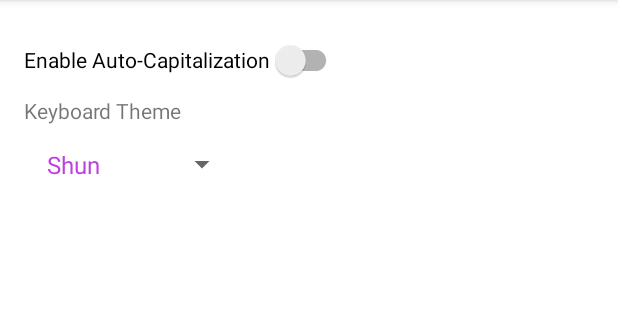
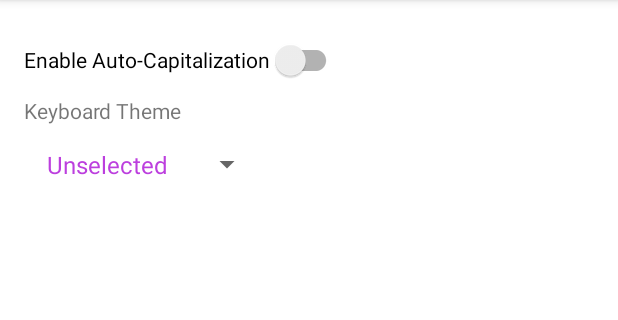
Before and after one commit to shun4midx/FQ-HLL-Keyboard, an Android app: the screen it shows after launch (MainActivity), on a phone screen of 412 x 824 dp, the part 84-404 px from its top. Run offline under Robolectric (Android 15) with nearby library versions, the phone set to English and light mode, and no system bars; 1 statement that could not run was skipped.

Commit message:
settings icon and add unselected option

```diff
--- a/app/src/main/java/com/fqhll/keyboard/MainActivity.kt
+++ b/app/src/main/java/com/fqhll/keyboard/MainActivity.kt
@@ -16,7 +16,7 @@ class MainActivity : AppCompatActivity(), AdapterView.OnItemSelectedListener {
 
     private lateinit var binding: ActivityMainBinding
 
-    var colors = arrayOf("Shun", "Black", "DarkBlue", "Cyan", "Yellow", "Teal")
+    var colors = arrayOf("Unselected", "Shun", "Black", "DarkBlue", "Cyan", "Yellow", "Teal")
 
     override fun onCreate(savedInstanceState: Bundle?) {
         super.onCreate(savedInstanceState)
@@ -34,7 +34,7 @@ class MainActivity : AppCompatActivity(), AdapterView.OnItemSelectedListener {
         }
 
         val keyBackgroundColor: Spinner = findViewById(R.id.spinner_options)
-        val savedColor = prefs.getString("key_color", "Shun")
+        val savedColor = prefs.getString("key_color", "Unselected")
         prefs.edit { putString("key_color", savedColor) }
 
         // the dropdown
@@ -53,7 +53,7 @@ class MainActivity : AppCompatActivity(), AdapterView.OnItemSelectedListener {
         val prefs = getSharedPreferences("keyboard_settings", Context.MODE_PRIVATE)
         val selectedColor = colors[position] // Get the selected color
         prefs.edit { putString("key_color", selectedColor) } // Save the selected color
-        showToast(message = "Selected color: $selectedColor")
+        showToast(message = "Selected theme: $selectedColor")
     }
 
     override fun onNothingSelected(parent: AdapterView<*>?) {
--- a/app/src/main/res/xml/custom_keypad.xml
+++ b/app/src/main/res/xml/custom_keypad.xml
@@ -59,7 +59,7 @@
 	    <Key android:codes="44" android:keyLabel=","/>
 		<Key android:codes="-11" android:keyLabel="☻" android:isRepeatable="true"/>
 		<Key android:codes="32" android:keyLabel="SPACE" android:keyWidth="40%p" android:isRepeatable="true"/>
-		<Key android:codes="-12" android:keyLabel="⛭" android:isRepeatable="true"/>
+		<Key android:codes="-12" android:keyLabel="⎋" android:isRepeatable="true"/>
 		<Key android:codes="46" android:keyLabel="."/>
 		<Key android:codes="-4" android:keyLabel="↵" android:keyWidth="10%p" android:keyEdgeFlags="right"/>
 	</Row>
```
Also changed, not shown: app/src/main/java/com/fqhll/keyboard/CustomKeyboardApp.java (+8 -4 lines).
